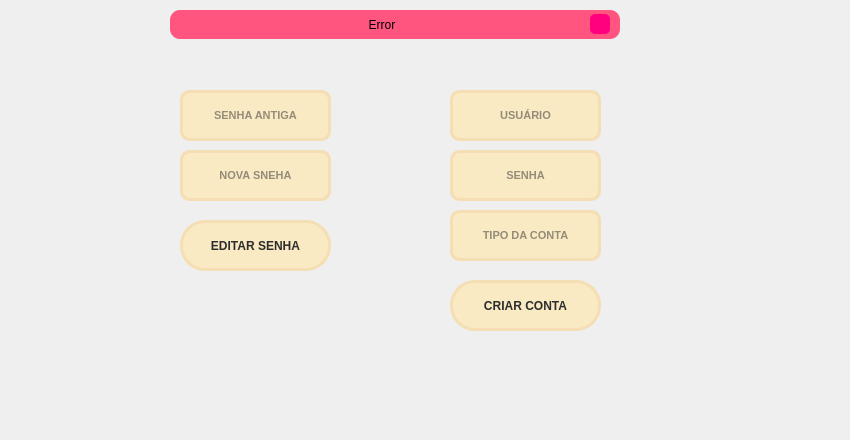
Before: the Qt Designer form CONFIGURACOES.ui in leohpmoreira/inventoryManagement, drawn with Qt 5.
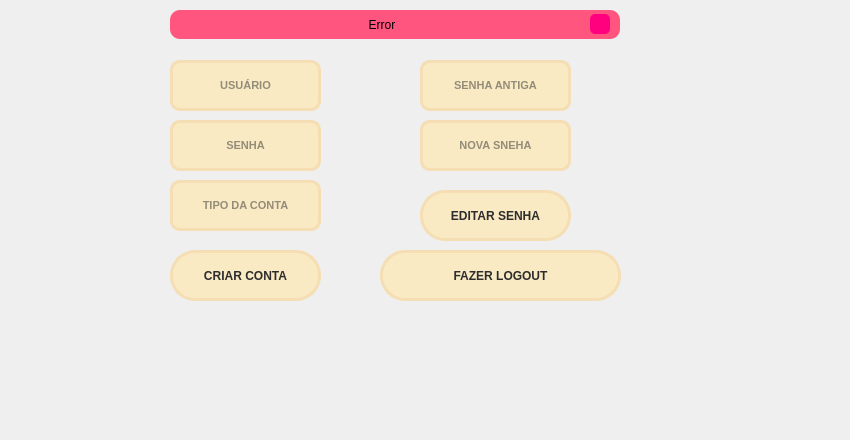
After: the same form once the commit is applied. Icons and pictures are not drawn.

Patch:
```diff
--- a/CONFIGURACOES.ui
+++ b/CONFIGURACOES.ui
@@ -28,8 +28,8 @@
   <widget class="QLineEdit" name="Usuario">
    <property name="geometry">
     <rect>
-     <x>450</x>
-     <y>90</y>
+     <x>170</x>
+     <y>60</y>
      <width>151</width>
      <height>51</height>
     </rect>
@@ -71,8 +71,8 @@
   <widget class="QLineEdit" name="senha_user">
    <property name="geometry">
     <rect>
-     <x>450</x>
-     <y>150</y>
+     <x>170</x>
+     <y>120</y>
      <width>151</width>
      <height>51</height>
     </rect>
@@ -114,8 +114,8 @@
   <widget class="QLineEdit" name="Tipo">
    <property name="geometry">
     <rect>
-     <x>450</x>
-     <y>210</y>
+     <x>170</x>
+     <y>180</y>
      <width>151</width>
      <height>51</height>
     </rect>
@@ -157,8 +157,8 @@
   <widget class="QLineEdit" name="Senha_antiga">
    <property name="geometry">
     <rect>
-     <x>180</x>
-     <y>90</y>
+     <x>420</x>
+     <y>60</y>
      <width>151</width>
      <height>51</height>
     </rect>
@@ -200,8 +200,8 @@
   <widget class="QLineEdit" name="Senha_nova">
    <property name="geometry">
     <rect>
-     <x>180</x>
-     <y>150</y>
+     <x>420</x>
+     <y>120</y>
      <width>151</width>
      <height>51</height>
     </rect>
@@ -243,8 +243,8 @@
   <widget class="QPushButton" name="cria_conta">
    <property name="geometry">
     <rect>
-     <x>450</x>
-     <y>280</y>
+     <x>170</x>
+     <y>250</y>
      <width>151</width>
      <height>51</height>
     </rect>
@@ -278,8 +278,8 @@
   <widget class="QPushButton" name="edita_senha">
    <property name="geometry">
     <rect>
-     <x>180</x>
-     <y>220</y>
+     <x>420</x>
+     <y>190</y>
      <width>151</width>
      <height>51</height>
     </rect>
@@ -389,6 +389,41 @@
     </item>
    </layout>
   </widget>
+  <widget class="QPushButton" name="cria_conta_2">
+   <property name="geometry">
+    <rect>
+     <x>380</x>
+     <y>250</y>
+     <width>241</width>
+     <height>51</height>
+    </rect>
+   </property>
+   <property name="font">
+    <font>
+     <family>Segoe UI</family>
+     <weight>75</weight>
+     <bold>true</bold>
+    </font>
+   </property>
+   <property name="styleSheet">
+    <string notr="true">QPushButton{	
+	border: 3px solid rgb(245, 222, 179);
+	border-radius: 25px;
+	background-color:rgb(249, 234, 195);
+	color: rgb(45, 45, 45);
+}
+QPushButton:hover{	
+	border: 3px solid rgb(55, 55, 55);
+}
+QPushButton:pressed{	
+	background-color: rgb(135, 206, 250);
+	color: rgb(45, 45, 45);
+}</string>
+   </property>
+   <property name="text">
+    <string>FAZER LOGOUT</string>
+   </property>
+  </widget>
  </widget>
  <resources>
   <include location="file_rc.qrc"/>
```
